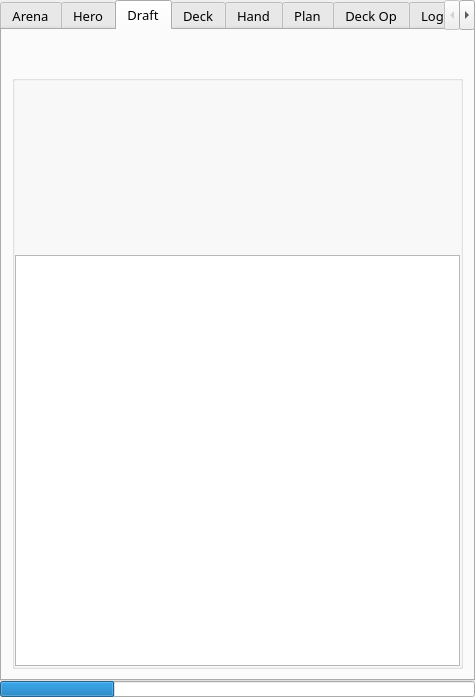
The window that mainwindow.ui (supertriodo/Arena-Tracker) describes before a commit, drawn with Qt 5.
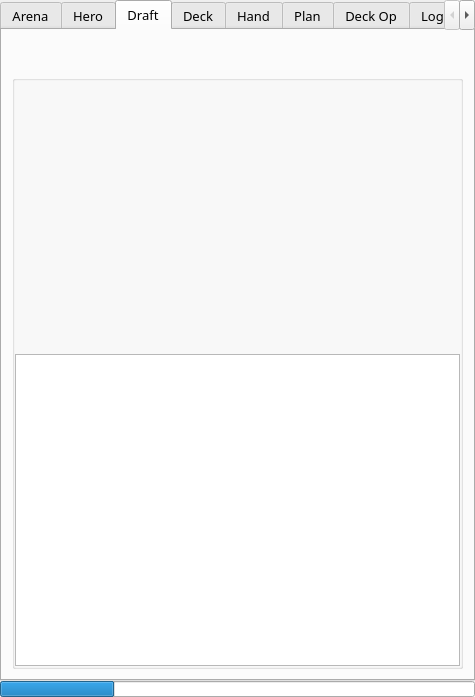
The same window after the commit. The open tabs and pages were chosen to show the change. Icons and pictures are not drawn. Custom widgets are drawn as their Qt base class.

Commit message: Add labels to show alternatives scores on draft tab.

Patch:
```diff
--- a/mainwindow.ui
+++ b/mainwindow.ui
@@ -802,7 +802,7 @@
               </widget>
              </item>
              <item>
-              <widget class="QLabel" name="labelDraft1">
+              <widget class="QLabel" name="labelLFscore1">
                <property name="sizePolicy">
                 <sizepolicy hsizetype="Preferred" vsizetype="Preferred">
                  <horstretch>0</horstretch>
@@ -822,6 +822,21 @@
                </property>
               </widget>
              </item>
+             <item>
+              <widget class="QLabel" name="labelHAscore1">
+               <property name="font">
+                <font>
+                 <pointsize>18</pointsize>
+                </font>
+               </property>
+               <property name="text">
+                <string/>
+               </property>
+               <property name="alignment">
+                <set>Qt::AlignCenter</set>
+               </property>
+              </widget>
+             </item>
              <item>
               <widget class="QLabel" name="labelCard2">
                <property name="text">
@@ -830,7 +845,7 @@
               </widget>
              </item>
              <item>
-              <widget class="QLabel" name="labelDraft2">
+              <widget class="QLabel" name="labelLFscore2">
                <property name="sizePolicy">
                 <sizepolicy hsizetype="Preferred" vsizetype="Preferred">
                  <horstretch>0</horstretch>
@@ -850,6 +865,21 @@
                </property>
               </widget>
              </item>
+             <item>
+              <widget class="QLabel" name="labelHAscore2">
+               <property name="font">
+                <font>
+                 <pointsize>18</pointsize>
+                </font>
+               </property>
+               <property name="text">
+                <string/>
+               </property>
+               <property name="alignment">
+                <set>Qt::AlignCenter</set>
+               </property>
+              </widget>
+             </item>
              <item>
               <widget class="QLabel" name="labelCard3">
                <property name="text">
@@ -858,7 +888,7 @@
               </widget>
              </item>
              <item>
-              <widget class="QLabel" name="labelDraft3">
+              <widget class="QLabel" name="labelLFscore3">
                <property name="sizePolicy">
                 <sizepolicy hsizetype="Preferred" vsizetype="Preferred">
                  <horstretch>0</horstretch>
@@ -878,6 +908,21 @@
                </property>
               </widget>
              </item>
+             <item>
+              <widget class="QLabel" name="labelHAscore3">
+               <property name="font">
+                <font>
+                 <pointsize>18</pointsize>
+                </font>
+               </property>
+               <property name="text">
+                <string/>
+               </property>
+               <property name="alignment">
+                <set>Qt::AlignCenter</set>
+               </property>
+              </widget>
+             </item>
              <item>
               <widget class="QTextBrowser" name="textBrowserDraft">
                <property name="sizePolicy">
```
The commit also changes 11 other files.
